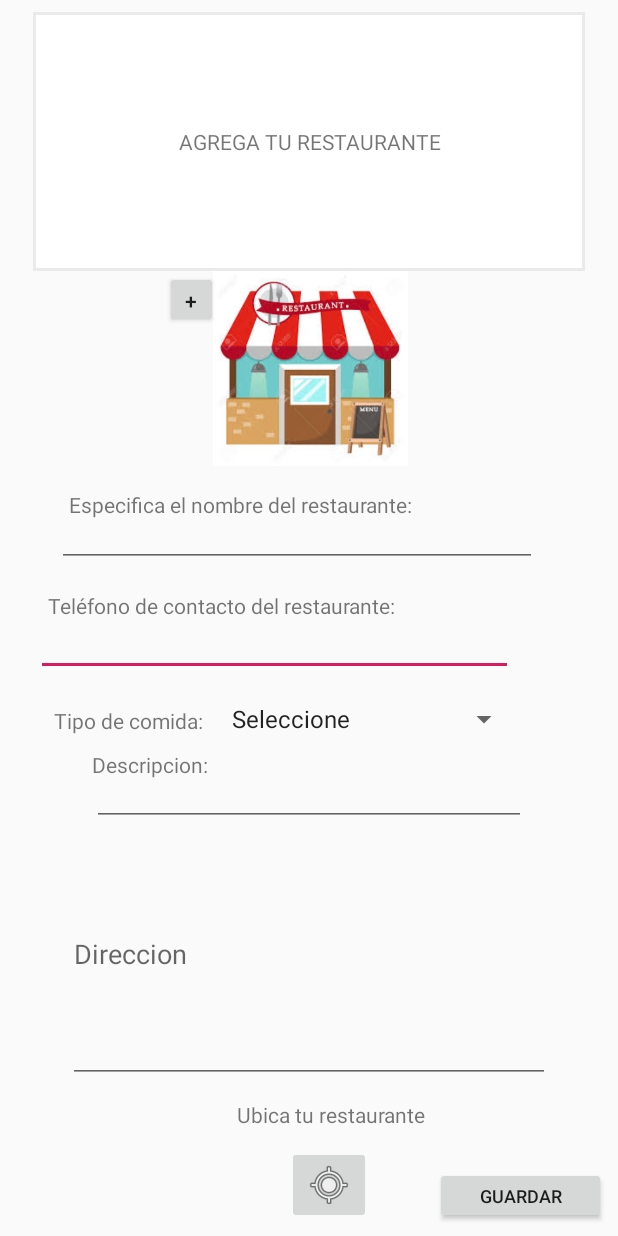
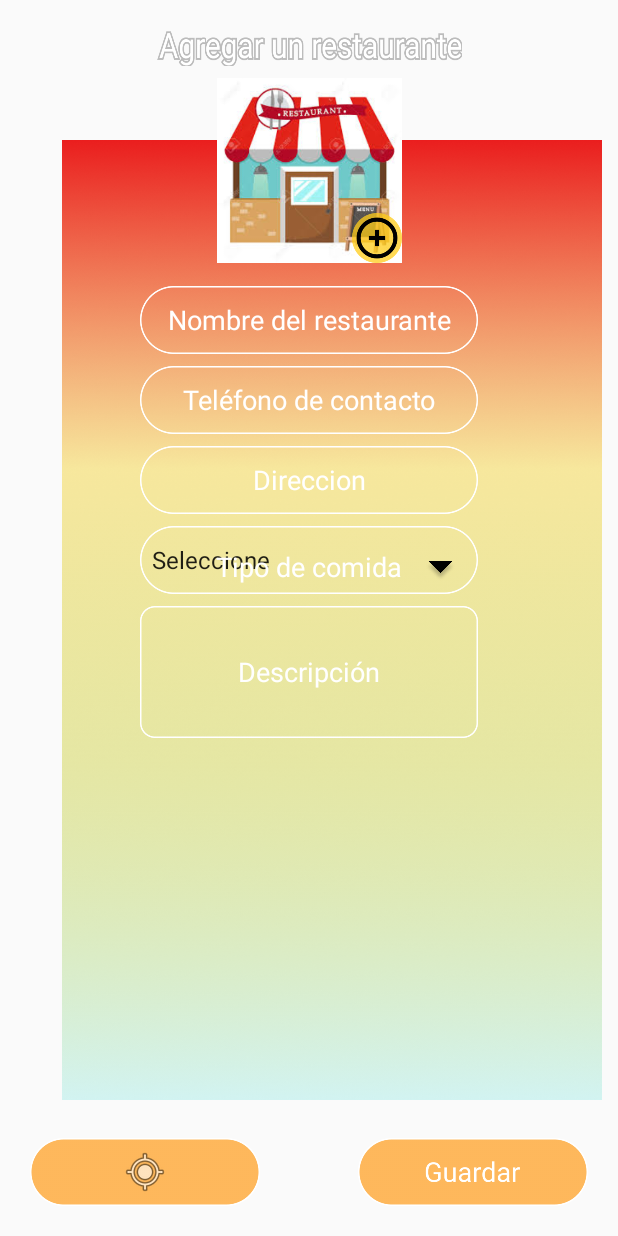
Before and after one commit to 1213lego/proyectoSoftware, an Android app: the RegistroRestauranteActivity screen opened directly, with no data from a screen before it, on a phone screen of 412 x 824 dp. Run offline under Robolectric (Android 15) with nearby library versions, the phone set to English and light mode, and no system bars; 10 statements that could not run were skipped.

Commit message:
Interfaz RegistroRestaurante Terminada
Porfavor revisar la funcionalidad de los botones y que quede todo funcionando

```diff
--- a/InstaFood/app/src/main/res/layout/activity_anunciante.xml
+++ b/InstaFood/app/src/main/res/layout/activity_anunciante.xml
@@ -86,7 +86,7 @@
         android:layout_marginStart="8dp"
         android:layout_marginTop="8dp"
         android:layout_marginBottom="12dp"
-        android:background="@drawable/favbanner"
+        android:background="@drawable/restbanner"
         android:textSize="20sp"
         app:layout_constraintBottom_toTopOf="@+id/recyclerViewPlatos"
         app:layout_constraintEnd_toEndOf="parent"
@@ -95,25 +95,25 @@
         app:layout_constraintTop_toBottomOf="@+id/imageView11" />
 
 
-
     <Button
         android:id="@+id/btnBuscarRestaurantes"
         android:layout_width="110dp"
         android:layout_height="46dp"
+        android:layout_marginStart="8dp"
+        android:layout_marginEnd="8dp"
         android:layout_marginBottom="8dp"
         android:layout_weight="1"
         android:background="@drawable/mapbtn"
         android:onClick="prueba"
         android:textSize="14sp"
         app:layout_constraintBottom_toBottomOf="parent"
-        app:layout_constraintEnd_toEndOf="@+id/recyclerViewPlatos"
-        app:layout_constraintStart_toStartOf="@+id/recyclerViewPlatos" />
+        app:layout_constraintEnd_toStartOf="@+id/btnPerfil"
+        app:layout_constraintStart_toEndOf="@+id/btnHome" />
 
     <Button
         android:id="@+id/btnPerfil"
         android:layout_width="110dp"
         android:layout_height="46dp"
-        android:layout_marginStart="8dp"
         android:layout_marginEnd="8dp"
         android:layout_marginBottom="8dp"
         android:layout_weight="1"
@@ -121,22 +121,19 @@
         android:onClick="prueba"
         android:textSize="14sp"
         app:layout_constraintBottom_toBottomOf="parent"
-        app:layout_constraintEnd_toEndOf="parent"
-        app:layout_constraintStart_toEndOf="@+id/btnBuscarRestaurantes" />
+        app:layout_constraintEnd_toEndOf="parent" />
 
     <Button
         android:id="@+id/btnHome"
         android:layout_width="110dp"
         android:layout_height="46dp"
         android:layout_marginStart="8dp"
-        android:layout_marginEnd="8dp"
         android:layout_marginBottom="8dp"
         android:layout_weight="1"
         android:background="@drawable/homebtn"
         android:onClick="prueba"
         android:textSize="14sp"
         app:layout_constraintBottom_toBottomOf="parent"
-        app:layout_constraintEnd_toStartOf="@+id/btnBuscarRestaurantes"
         app:layout_constraintStart_toStartOf="parent" />
 
     <ImageView
@@ -145,7 +142,6 @@
         android:layout_height="90dp"
         app:layout_constraintBottom_toBottomOf="parent"
         app:layout_constraintEnd_toEndOf="parent"
-        app:layout_constraintHorizontal_bias="1.0"
         app:layout_constraintStart_toStartOf="parent"
         app:srcCompat="@drawable/fondobtns" />
 
@@ -154,8 +150,14 @@
         android:layout_width="wrap_content"
         android:layout_height="wrap_content"
         android:layout_gravity="bottom|end"
-        android:src="@drawable/ic_add"
+        android:layout_marginEnd="8dp"
+        android:layout_marginBottom="8dp"
+        android:background="@drawable/addrestbtn"
+        android:src="@drawable/addrestbtn"
+        app:backgroundTint="@color/colorPrimary"
         app:layout_anchorGravity="right|bottom"
-        tools:layout_editor_absoluteX="345dp"
-        tools:layout_editor_absoluteY="467dp" />
+        app:layout_constraintBottom_toTopOf="@+id/btnPerfil"
+        app:layout_constraintEnd_toEndOf="parent"
+        app:layout_constraintTop_toTopOf="@+id/imgfondobootones"
+        app:layout_constraintVertical_bias="0.833" />
 </android.support.constraint.ConstraintLayout>
--- a/InstaFood/app/src/main/res/layout/activity_login.xml
+++ b/InstaFood/app/src/main/res/layout/activity_login.xml
@@ -110,7 +110,7 @@
         android:layout_marginStart="8dp"
         android:layout_marginBottom="17dp"
 
-        android:text="@string/iniciar_ses"
+        android:text="Iniciar Sesión"
         android:textAppearance="@style/iniciar_ses"
         android:textSize="18sp"
         app:layout_constraintBottom_toTopOf="@+id/linearLayoutLogin"
--- a/InstaFood/app/src/main/res/layout/activity_registro_restaurante.xml
+++ b/InstaFood/app/src/main/res/layout/activity_registro_restaurante.xml
@@ -5,232 +5,193 @@
     android:layout_width="match_parent"
     android:layout_height="match_parent"
     tools:context=".UI.RegistroRestauranteActivity"
-    tools:layout_editor_absoluteY="81dp">
+    tools:layout_editor_absoluteY="25dp">
 
-    <LinearLayout
-        android:id="@+id/layoutTelefono"
-        android:layout_width="0dp"
-        android:layout_height="wrap_content"
+
+    <ImageView
+        android:id="@+id/imgfondo"
+        android:layout_width="382dp"
+        android:layout_height="640dp"
+        app:layout_constraintBottom_toBottomOf="parent"
+        app:layout_constraintEnd_toEndOf="parent"
+        app:layout_constraintHorizontal_bias="1.0"
+        app:layout_constraintStart_toStartOf="parent"
+        app:layout_constraintTop_toTopOf="parent"
+        app:layout_constraintVertical_bias="0.506"
+        app:srcCompat="@drawable/fondoagregarrestaurante" />
+
+    <TextView
+        android:id="@+id/labTitulo"
+        android:layout_width="204dp"
+        android:layout_height="24dp"
+        android:layout_marginStart="8dp"
+        android:layout_marginTop="20dp"
+
+        android:layout_marginEnd="8dp"
+        android:background="@drawable/agregarrestaurante"
+        android:gravity="center"
+        android:textAlignment="center"
+        app:layout_constraintEnd_toEndOf="parent"
+        app:layout_constraintStart_toStartOf="parent"
+        app:layout_constraintTop_toTopOf="parent" />
+
+    <ImageView
+        android:id="@+id/imgRestaurante"
+        android:layout_width="123dp"
+        android:layout_height="123dp"
         android:layout_marginStart="8dp"
         android:layout_marginTop="8dp"
         android:layout_marginEnd="8dp"
-        android:orientation="vertical"
+        android:src="@drawable/descarga"
         app:layout_constraintEnd_toEndOf="parent"
         app:layout_constraintStart_toStartOf="parent"
-        app:layout_constraintTop_toBottomOf="@+id/linearLayoutApellido">
+        app:layout_constraintTop_toBottomOf="@+id/labTitulo" />
 
-        <TextView
-            android:id="@+id/labTelefonoContacto"
-            android:layout_width="match_parent"
-            android:layout_height="wrap_content"
-            android:layout_marginStart="24dp"
-            android:layout_marginTop="8dp"
-            android:text="Teléfono de contacto del restaurante: "
-            app:layout_constraintStart_toStartOf="parent"
-            app:layout_constraintTop_toTopOf="@+id/linearLayoutApellido" />
+    <Button
+        android:id="@+id/btnExaminar"
+        android:layout_width="33dp"
+        android:layout_height="33dp"
+        android:background="@drawable/addimageicon"
+        android:onClick="openImageChooser"
+        android:text="+"
+        app:layout_constraintBottom_toBottomOf="@+id/imgRestaurante"
+        app:layout_constraintEnd_toEndOf="@+id/imgRestaurante"
+        app:layout_constraintHorizontal_bias="1.0"
+        app:layout_constraintStart_toStartOf="@+id/imgRestaurante"
+        app:layout_constraintTop_toTopOf="@+id/imgRestaurante"
+        app:layout_constraintVertical_bias="1.0" />
 
-        <EditText
-            android:id="@+id/txtTelContacto"
-            android:layout_width="318dp"
-            android:layout_height="37dp"
-            android:layout_marginStart="16dp"
-            android:ems="10"
-            android:inputType="textPersonName"
-            app:layout_constraintStart_toStartOf="@+id/linearLayoutApellido"
-            app:layout_constraintTop_toBottomOf="@+id/labNombre" />
+    <EditText
+        android:id="@+id/txtNombre"
+        android:layout_width="225dp"
+        android:layout_height="45dp"
+        android:layout_marginStart="8dp"
+        android:layout_marginTop="15dp"
+        android:layout_marginEnd="8dp"
+        android:background="@drawable/recttxts"
+        android:ems="10"
+        android:hint="Nombre del restaurante"
+        android:inputType="textPersonName"
+        android:textAlignment="center"
+        android:textColorHint="#FFFFFF"
+        app:layout_constraintEnd_toEndOf="parent"
+        app:layout_constraintStart_toStartOf="parent"
+        app:layout_constraintTop_toBottomOf="@+id/imgRestaurante" />
 
-    </LinearLayout>
-
-    <FrameLayout
-        android:id="@+id/frameTitulo"
-        android:layout_width="368dp"
-        android:layout_height="0dp"
+    <EditText
+        android:id="@+id/txtTelContacto"
+        android:layout_width="225dp"
+        android:layout_height="45dp"
         android:layout_marginStart="8dp"
         android:layout_marginTop="8dp"
         android:layout_marginEnd="8dp"
-        android:layout_marginBottom="369dp"
-        app:layout_constraintBottom_toTopOf="@+id/txtDireccion"
+        android:background="@drawable/recttxts"
+        android:ems="10"
+        android:hint="Teléfono de contacto"
+        android:inputType="textPersonName"
+        android:textAlignment="center"
+        android:textColor="#FFFFFF"
+        android:textColorHint="#FFFFFF"
         app:layout_constraintEnd_toEndOf="parent"
         app:layout_constraintStart_toStartOf="parent"
-        app:layout_constraintTop_toTopOf="parent">
+        app:layout_constraintTop_toBottomOf="@+id/txtNombre" />
 
-        <TextView
-            android:id="@+id/labTitulo"
-            android:layout_width="match_parent"
-            android:layout_height="match_parent"
-            android:background="@drawable/border"
-            android:gravity="center"
-
-            android:text="AGREGA TU RESTAURANTE"
-            android:textAlignment="center" />
-    </FrameLayout>
-
-    <FrameLayout
-        android:id="@+id/frameImagen"
-        android:layout_width="193dp"
-        android:layout_height="130dp"
-        android:layout_marginStart="8dp"
-        android:layout_marginEnd="8dp"
-        app:layout_constraintEnd_toEndOf="parent"
-        app:layout_constraintHorizontal_bias="0.503"
-        app:layout_constraintStart_toStartOf="parent"
-        app:layout_constraintTop_toBottomOf="@+id/frameTitulo">
-
-        <ImageView
-            android:id="@+id/imgRestaurante"
-            android:layout_width="match_parent"
-            android:layout_height="match_parent"
-            android:src="@drawable/descarga" />
-
-        <Button
-            android:id="@+id/btnExaminar"
-            android:layout_width="35dp"
-            android:layout_height="38dp"
-            android:onClick="openImageChooser"
-            android:text="+" />
-    </FrameLayout>
-
-    <LinearLayout
-        android:id="@+id/linearLayoutApellido"
-        android:layout_width="368dp"
-        android:layout_height="wrap_content"
+    <EditText
+        android:id="@+id/txtDireccion"
+        android:layout_width="225dp"
+        android:layout_height="45dp"
         android:layout_marginStart="8dp"
         android:layout_marginTop="8dp"
         android:layout_marginEnd="8dp"
-        android:orientation="vertical"
+        android:background="@drawable/recttxts"
+        android:ems="10"
+        android:hint="Direccion"
+        android:inputType="textPersonName"
+        android:textAlignment="center"
+        android:textColorHint="#FFFFFF"
         app:layout_constraintEnd_toEndOf="parent"
         app:layout_constraintStart_toStartOf="parent"
-        app:layout_constraintTop_toBottomOf="@+id/frameImagen">
+        app:layout_constraintTop_toBottomOf="@+id/txtTelContacto" />
 
-        <TextView
-            android:id="@+id/labNombre"
-            android:layout_width="wrap_content"
-            android:layout_height="wrap_content"
-            android:layout_marginStart="24dp"
-            android:layout_marginTop="8dp"
-            android:text="Especifica el nombre del restaurante: "
-            app:layout_constraintStart_toStartOf="parent"
-            app:layout_constraintTop_toTopOf="@+id/linearLayoutApellido" />
-
-        <EditText
-            android:id="@+id/txtNombre"
-            android:layout_width="320dp"
-            android:layout_height="32dp"
-            android:layout_marginStart="16dp"
-            android:ems="10"
-            android:inputType="textPersonName"
-            app:layout_constraintStart_toStartOf="@+id/linearLayoutApellido"
-            app:layout_constraintTop_toBottomOf="@+id/labNombre" />
-    </LinearLayout>
-
-    <LinearLayout
-        android:id="@+id/linearLayoutDescripcion"
-        android:layout_width="wrap_content"
-        android:layout_height="52dp"
+    <Spinner
+        android:id="@+id/listaRestaurantes"
+        android:layout_width="225dp"
+        android:layout_height="45dp"
         android:layout_marginStart="8dp"
         android:layout_marginTop="8dp"
         android:layout_marginEnd="8dp"
-        android:orientation="vertical"
+        android:background="@drawable/recttxts"
         app:layout_constraintEnd_toEndOf="parent"
         app:layout_constraintStart_toStartOf="parent"
-        app:layout_constraintTop_toBottomOf="@+id/listaRestaurantes">
+        app:layout_constraintTop_toBottomOf="@+id/txtDireccion" />
 
-        <TextView
-            android:id="@+id/labDescripcion"
-            android:layout_width="match_parent"
-            android:layout_height="wrap_content"
-            android:text="Descripcion:" />
+    <EditText
+        android:id="@+id/txtDescripcion"
+        android:layout_width="225dp"
+        android:layout_height="88dp"
+        android:layout_marginStart="8dp"
+        android:layout_marginTop="8dp"
+        android:layout_marginEnd="8dp"
+        android:background="@drawable/descrectangle"
+        android:ems="10"
+        android:hint="Descripción"
+        android:inputType="textMultiLine"
+        android:textAlignment="center"
+        android:textColorHint="#FFFFFF"
+        app:layout_constraintEnd_toEndOf="parent"
+        app:layout_constraintStart_toStartOf="parent"
+        app:layout_constraintTop_toBottomOf="@+id/listaRestaurantes" />
 
-        <EditText
-            android:id="@+id/txtDescripcion"
-            android:layout_width="289dp"
-            android:layout_height="31dp"
-            android:ems="10"
-            android:inputType="textMultiLine" />
+    <Button
+        android:id="@+id/btnGuardar"
+        android:layout_width="153dp"
+        android:layout_height="45dp"
+        android:layout_marginEnd="20dp"
+        android:layout_marginBottom="20dp"
+        android:background="@drawable/guardarbtn"
+        android:onClick="GuardarRes"
+        android:textSize="12sp"
+        app:layout_constraintBottom_toBottomOf="parent"
+        app:layout_constraintEnd_toEndOf="parent" />
 
-    </LinearLayout>
+    <ImageButton
+        android:id="@+id/btnUbicarRestaurante"
+        android:layout_width="153dp"
+        android:layout_height="45dp"
+        android:layout_marginStart="20dp"
+        android:layout_marginBottom="20dp"
+        android:background="@drawable/orangebtn"
+        android:onClick="openMap"
+        android:src="@android:drawable/ic_menu_mylocation"
+        app:layout_constraintBottom_toBottomOf="parent"
+        app:layout_constraintStart_toStartOf="parent" />
 
     <TextView
         android:id="@+id/labTipoComida"
         android:layout_width="wrap_content"
         android:layout_height="wrap_content"
-        android:layout_marginStart="36dp"
-        android:layout_marginTop="20dp"
-        android:text="Tipo de comida: "
-        app:layout_constraintStart_toStartOf="parent"
-        app:layout_constraintTop_toBottomOf="@+id/layoutTelefono" />
+        android:layout_marginTop="8dp"
+        android:layout_marginBottom="8dp"
+        android:text="Tipo de comida"
+        android:textColor="#FFFFFF"
+        android:textSize="18sp"
+        app:layout_constraintBottom_toTopOf="@+id/txtDescripcion"
+        app:layout_constraintEnd_toEndOf="@+id/listaRestaurantes"
+        app:layout_constraintStart_toStartOf="@+id/listaRestaurantes"
+        app:layout_constraintTop_toTopOf="@+id/listaRestaurantes" />
 
-    <Spinner
-        android:id="@+id/listaRestaurantes"
-        android:layout_width="200dp"
-        android:layout_height="25dp"
+    <ImageView
+        android:id="@+id/imgscroll"
+        android:layout_width="22dp"
+        android:layout_height="22dp"
         android:layout_marginStart="8dp"
-        android:layout_marginTop="16dp"
-        android:layout_marginEnd="8dp"
-        app:layout_constraintEnd_toEndOf="parent"
-        app:layout_constraintHorizontal_bias="0.0"
-        app:layout_constraintStart_toEndOf="@+id/labTipoComida"
-        app:layout_constraintTop_toBottomOf="@+id/layoutTelefono" />
-
-    <FrameLayout
-        android:id="@+id/frameLayout"
-        android:layout_width="114dp"
-        android:layout_height="38dp"
+        android:layout_marginTop="15dp"
         android:layout_marginEnd="8dp"
         android:layout_marginBottom="8dp"
-        app:layout_constraintBottom_toBottomOf="parent"
-        app:layout_constraintEnd_toEndOf="parent">
-
-        <Button
-            android:id="@+id/btnGuardar"
-            android:layout_width="match_parent"
-            android:layout_height="wrap_content"
-            android:onClick="GuardarRes"
-            android:text="Guardar"
-            android:textSize="12sp" />
-    </FrameLayout>
-
-    <TextView
-        android:id="@+id/labUbicarRestaurante"
-        android:layout_width="wrap_content"
-        android:layout_height="wrap_content"
-        android:layout_marginEnd="6dp"
-        android:layout_marginBottom="71dp"
-        android:text="Ubica tu restaurante"
-        app:layout_constraintBottom_toBottomOf="parent"
-        app:layout_constraintEnd_toStartOf="@+id/frameLayout"
-        app:layout_constraintTop_toBottomOf="@+id/txtDireccion" />
-
-    <ImageButton
-        android:id="@+id/btnUbicarRestaurante"
-        android:layout_width="wrap_content"
-        android:layout_height="wrap_content"
-        android:layout_marginStart="8dp"
-        android:layout_marginTop="8dp"
-        android:layout_marginEnd="40dp"
-        android:layout_marginBottom="8dp"
-        android:onClick="openMap"
-        android:src="@android:drawable/ic_menu_mylocation"
-        app:layout_constraintBottom_toBottomOf="parent"
-        app:layout_constraintEnd_toStartOf="@+id/frameLayout"
-        app:layout_constraintHorizontal_bias="0.987"
-        app:layout_constraintStart_toStartOf="parent"
-        app:layout_constraintTop_toBottomOf="@+id/labUbicarRestaurante"
-        app:layout_constraintVertical_bias="1.0" />
-
-    <EditText
-        android:id="@+id/txtDireccion"
-        android:layout_width="0dp"
-        android:layout_height="0dp"
-        android:layout_marginStart="45dp"
-        android:layout_marginEnd="45dp"
-        android:layout_marginBottom="11dp"
-        android:ems="10"
-        android:hint="Direccion"
-        android:inputType="textPersonName"
-        app:layout_constraintBottom_toTopOf="@+id/labUbicarRestaurante"
-        app:layout_constraintEnd_toEndOf="parent"
-        app:layout_constraintStart_toStartOf="parent"
-        app:layout_constraintTop_toBottomOf="@+id/frameTitulo" />
+        app:layout_constraintBottom_toTopOf="@+id/txtDescripcion"
+        app:layout_constraintEnd_toEndOf="@+id/listaRestaurantes"
+        app:layout_constraintStart_toEndOf="@+id/labTipoComida"
+        app:layout_constraintTop_toTopOf="@+id/listaRestaurantes"
+        app:srcCompat="@drawable/downarrow" />
 
 </android.support.constraint.ConstraintLayout>
--- a/InstaFood/app/src/main/res/layout/activity_usuario.xml
+++ b/InstaFood/app/src/main/res/layout/activity_usuario.xml
@@ -83,8 +83,7 @@
         android:id="@+id/txtRestaurantesFavoritos"
         android:layout_width="393dp"
         android:layout_height="41dp"
-        android:layout_marginStart="8dp"
-        android:layout_marginTop="8dp"
+        android:layout_marginTop="2dp"
         android:layout_marginBottom="12dp"
         android:background="@drawable/favbanner"
         android:textSize="20sp"
--- a/InstaFood/app/src/main/res/values/colors.xml
+++ b/InstaFood/app/src/main/res/values/colors.xml
@@ -1,6 +1,6 @@
 <?xml version="1.0" encoding="utf-8"?>
 <resources>
-    <color name="colorPrimary">#008577</color>
+    <color name="colorPrimary">#ffa227</color>
     <color name="colorPrimaryDark">#00574B</color>
     <color name="colorAccent">#D81B60</color>
 </resources>
```
Also changed, not shown: InstaFood/app/src/main/res/drawable/addrestbtn.png (added), InstaFood/app/src/main/res/drawable/agregarrestaurante.png (added), InstaFood/app/src/main/res/drawable/descrectangle.png (added), InstaFood/app/src/main/res/drawable/downarrow.png (added), InstaFood/app/src/main/res/drawable/fondoagregarrestaurante.png (added), InstaFood/app/src/main/res/drawable/guardarbtn.png (added), InstaFood/app/src/main/res/drawable/orangebtn.png (added), InstaFood/app/src/main/res/drawable/restbanner.png (added).
